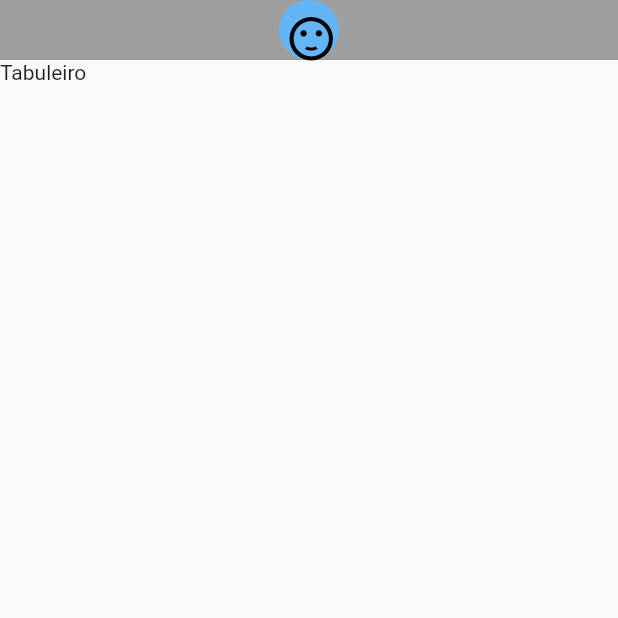
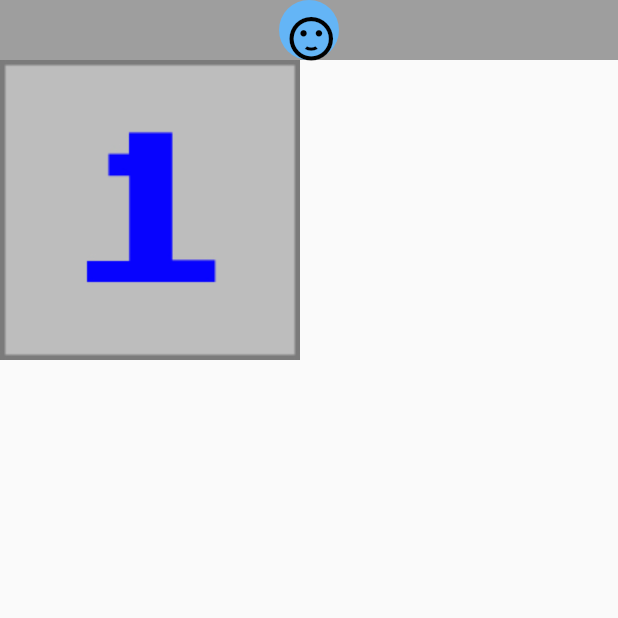
Before and after one commit to marceloguerra007/flutter-minefield-game, a Flutter app: the screen it shows after launch, on a phone screen of 412 x 824 dp, the top half of it. Run offline on Flutter 3.47's test engine with Material 2 defaults, Android fonts, the phone set to English and light mode, and no system bars.

Commit message:
Criado o componente field_widget.dart

```diff
--- /dev/null
+++ b/src/minefield_game/lib/components/field_widget.dart
@@ -0,0 +1,40 @@
+import 'package:flutter/material.dart';
+import 'package:minefield_game/models/field.dart';
+
+class FieldWidget extends StatelessWidget {
+  final Field field;
+  final void Function(Field) onOpen;
+  final void Function(Field) onSwitchMark;
+
+
+  const FieldWidget({
+    required this.field,
+    required this.onOpen,
+    required this.onSwitchMark
+  });
+
+  Widget _getImage() {
+    int amountMine = field.amountMineInNeighborhood;
+
+    if (field.opened && field.mined && field.exploded)
+      return Image.asset('assets/images/bomba_0.jpeg');
+    else if (field.opened && field.mined)
+      return Image.asset('assets/images/bomba_1.jpeg');
+    else if (field.opened)
+      return Image.asset('assets/images/aberto_$amountMine.jpeg');
+    else if (field.marked)
+      return Image.asset('assets/images/bandeira.jpeg');
+    else
+      return Image.asset('assets/images/fechado.jpeg');
+  }
+
+  @override
+  Widget build(BuildContext context) {
+    return InkWell(
+      onTap: ()=> onOpen(field),
+      onLongPress: ()=> onSwitchMark(field),
+      child: _getImage(),
+    );
+  }
+
+}
--- a/src/minefield_game/lib/screens/mine_field_app.dart
+++ b/src/minefield_game/lib/screens/mine_field_app.dart
@@ -1,5 +1,8 @@
 import 'package:flutter/material.dart';
 import 'package:minefield_game/components/result_widget.dart';
+import 'package:minefield_game/models/explosion_exception.dart';
+import '../components/field_widget.dart';
+import '../models/field.dart';
 
 class MineFieldApp extends StatelessWidget {
   const MineFieldApp({ Key? key }) : super(key: key);
@@ -8,13 +11,36 @@ class MineFieldApp extends StatelessWidget {
     print('Reiniciar o jogo');
   }
 
+  void _open(Field field){
+    print('abrir');
+  }
+
+  void _switchMark(Field field){
+    print('Alternar Marcação');
+  }
+
   @override
   Widget build(BuildContext context) {
+    Field field = Field(line: 1, column: 1);
+    Field f2 = Field(line: 1, column: 2);
+    f2.setMine();
+    field.addNeighbor(f2);
+
+    try {
+        //field.setMine();
+        field.open();
+    } on Explosion_Exception {
+    }
+
     return MaterialApp(
       home: Scaffold(
         appBar: ResultWidget(onReset: _resetGame),
         body: Container(
-          child: Text('Tabuleiro')
+          child: FieldWidget(
+            field: field,
+            onOpen: _open,
+            onSwitchMark: _switchMark,
+            )
         ),
       ),
     );
```
